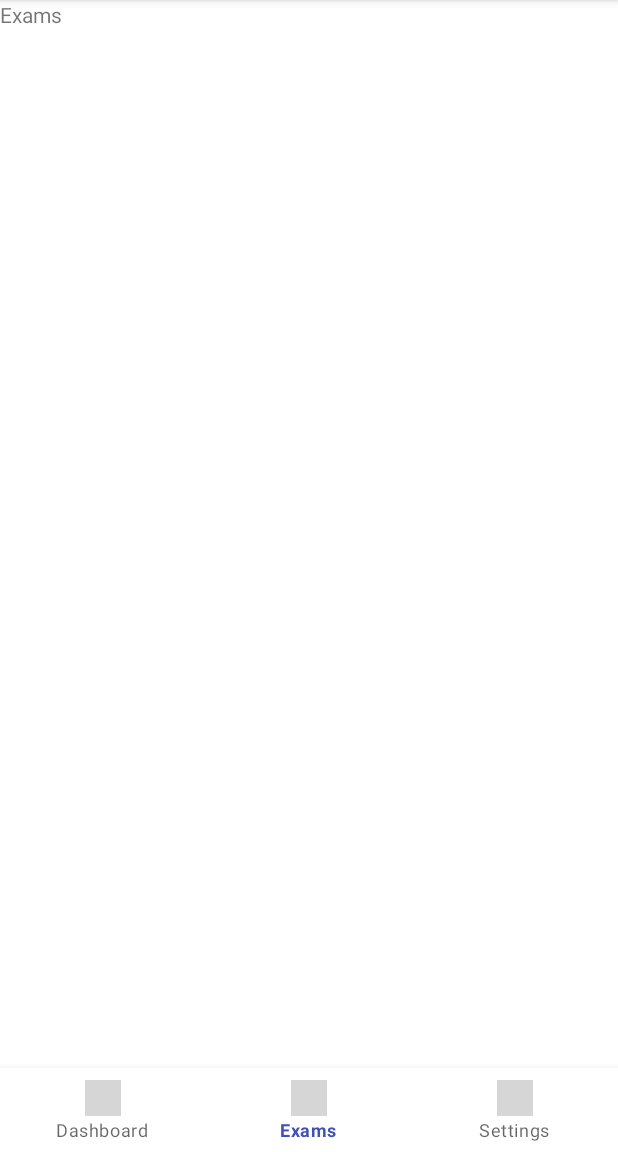
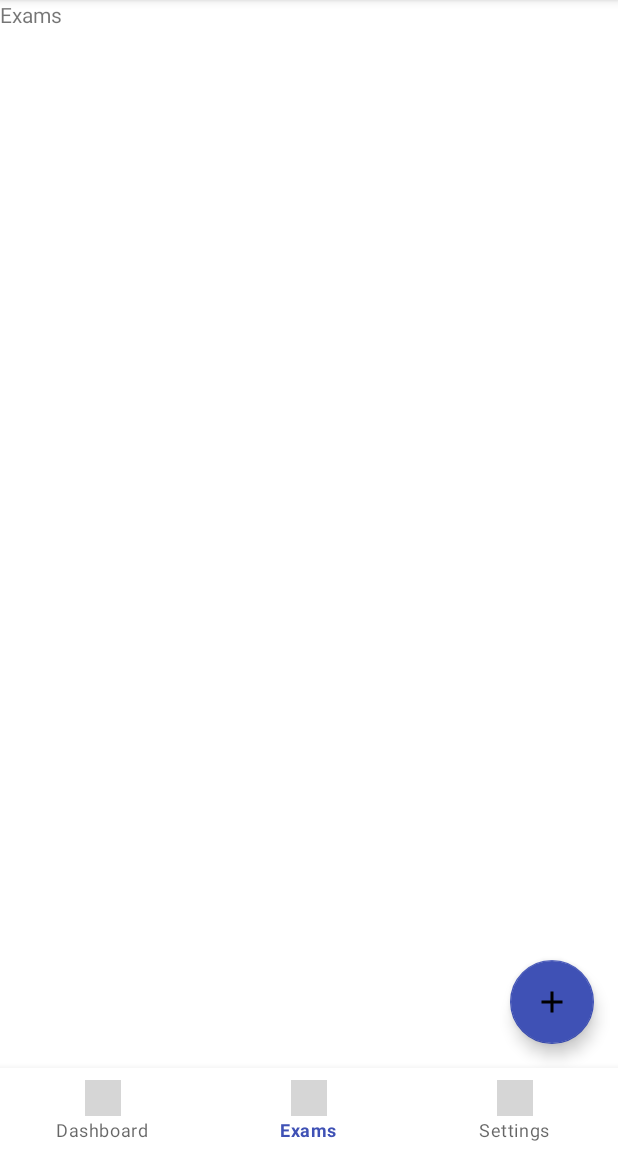
Before and after one commit to Alnu73/studymato, an Android app: the ExamsFragment screen opened through its navigation route, on a phone screen of 412 x 824 dp, the part 84-1236 px from its top. Run offline under Robolectric (Android 15) with nearby library versions, the phone set to English and light mode, and no system bars; our stand-ins replace Firebase (no records; nobody signed in at launch, a user with empty details on screens opened directly), navigation-ui; grey boxes are pictures that could not be loaded.

Commit message:
Add button added

```diff
--- /dev/null
+++ b/app/src/debug/res/mipmap-anydpi-v26/ic_add_item.xml
@@ -0,0 +1,5 @@
+<?xml version="1.0" encoding="utf-8"?>
+<adaptive-icon xmlns:android="http://schemas.android.com/apk/res/android">
+    <background android:drawable="@drawable/ic_add_item_background"/>
+    <foreground android:drawable="@drawable/ic_add_item_foreground"/>
+</adaptive-icon>
--- /dev/null
+++ b/app/src/debug/res/mipmap-anydpi-v26/ic_add_item_round.xml
@@ -0,0 +1,5 @@
+<?xml version="1.0" encoding="utf-8"?>
+<adaptive-icon xmlns:android="http://schemas.android.com/apk/res/android">
+    <background android:drawable="@drawable/ic_add_item_background"/>
+    <foreground android:drawable="@drawable/ic_add_item_foreground"/>
+</adaptive-icon>
--- /dev/null
+++ b/app/src/main/res/drawable/ic_baseline_add_24.xml
@@ -0,0 +1,5 @@
+<vector android:height="24dp" android:tint="#000000"
+    android:viewportHeight="24" android:viewportWidth="24"
+    android:width="24dp" xmlns:android="http://schemas.android.com/apk/res/android">
+    <path android:fillColor="@android:color/white" android:pathData="M19,13h-6v6h-2v-6H5v-2h6V5h2v6h6v2z"/>
+</vector>
--- a/app/src/main/res/layout/activity_main.xml
+++ b/app/src/main/res/layout/activity_main.xml
@@ -23,7 +23,7 @@
     <com.google.android.material.bottomnavigation.BottomNavigationView
         android:id="@+id/bottomNavigationView"
         android:layout_width="match_parent"
-        android:layout_height="wrap_content"
+        android:layout_height="@dimen/bottomNavBarHeight"
         android:layout_gravity="bottom"
         android:clipToPadding="false"
         app:layout_constraintBottom_toBottomOf="parent"
--- a/app/src/main/res/layout/fragment_exams.xml
+++ b/app/src/main/res/layout/fragment_exams.xml
@@ -3,6 +3,8 @@
     xmlns:tools="http://schemas.android.com/tools"
     android:layout_width="match_parent"
     android:layout_height="match_parent"
+    android:layout_marginBottom="@dimen/bottomNavBarHeight"
+    xmlns:app="http://schemas.android.com/apk/res-auto"
     tools:context=".ExamsFragment">
 
     <!-- TODO: Update blank fragment layout -->
@@ -14,6 +16,20 @@
     <androidx.recyclerview.widget.RecyclerView
         android:id="@+id/rvExams"
         android:layout_width="match_parent"
-        android:layout_height="match_parent" />
+        android:layout_height="match_parent"
+        android:paddingBottom="48dp"
+        android:clipToPadding="false"
+        />
+
+    <com.google.android.material.floatingactionbutton.FloatingActionButton
+        android:id="@+id/fab"
+        android:layout_width="wrap_content"
+        android:layout_height="wrap_content"
+        android:layout_gravity="end|bottom"
+        android:src="@drawable/ic_baseline_add_24"
+        android:contentDescription="@string/addNewItem"
+        android:layout_margin="16dp"
+        />
+
 
 </FrameLayout>
--- /dev/null
+++ b/app/src/main/res/values/dimens.xml
@@ -0,0 +1,4 @@
+<?xml version="1.0" encoding="utf-8"?>
+<resources>
+    <dimen name="bottomNavBarHeight">56dp</dimen>
+</resources>
--- a/app/src/main/res/values/strings.xml
+++ b/app/src/main/res/values/strings.xml
@@ -12,4 +12,5 @@
     <string name="dashboard">Dashboard</string>
     <string name="exams">Exams</string>
     <string name="settings">Settings</string>
+    <string name="addNewItem">Add new item</string>
 </resources>
```
Also changed, not shown: app/src/debug/res/drawable/ic_add_item_background.xml (added, +74 -0 lines), app/src/debug/res/drawable/ic_add_item_foreground.xml (added, +15 -0 lines), app/src/debug/ic_add_item-playstore.png (added), app/src/debug/res/mipmap-hdpi/ic_add_item.png (added), app/src/debug/res/mipmap-hdpi/ic_add_item_round.png (added), app/src/debug/res/mipmap-mdpi/ic_add_item.png (added), app/src/debug/res/mipmap-mdpi/ic_add_item_round.png (added), app/src/debug/res/mipmap-xhdpi/ic_add_item.png (added), app/src/debug/res/mipmap-xhdpi/ic_add_item_round.png (added), app/src/debug/res/mipmap-xxhdpi/ic_add_item.png (added), app/src/debug/res/mipmap-xxhdpi/ic_add_item_round.png (added), app/src/debug/res/mipmap-xxxhdpi/ic_add_item.png (added), app/src/debug/res/mipmap-xxxhdpi/ic_add_item_round.png (added).
